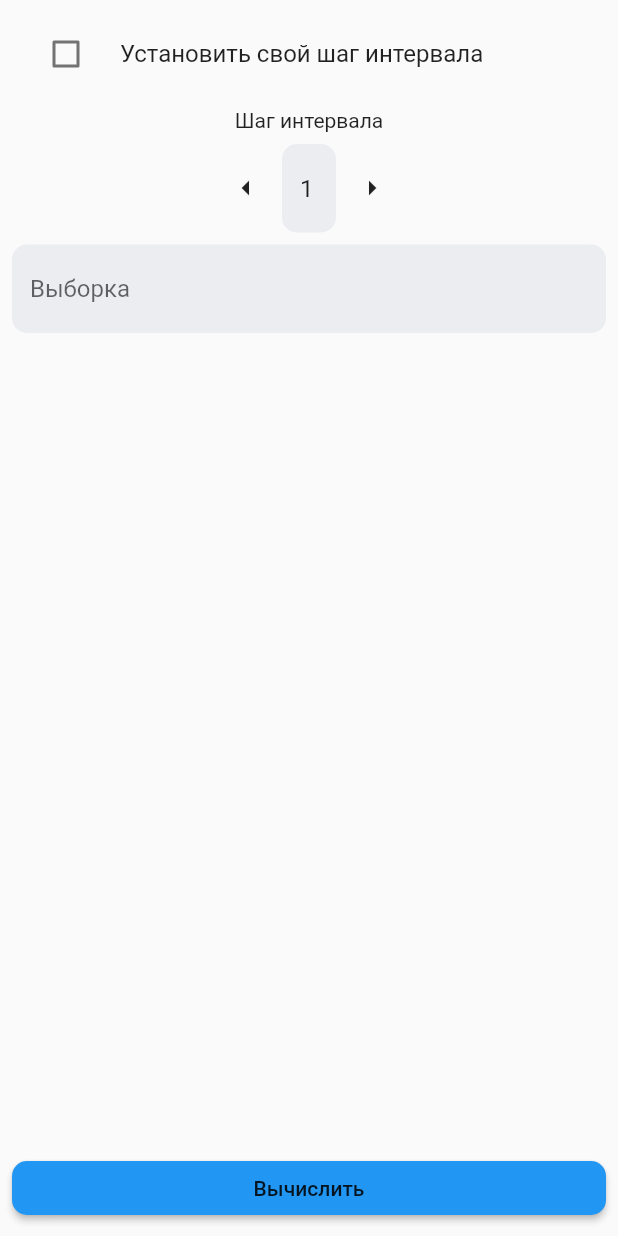
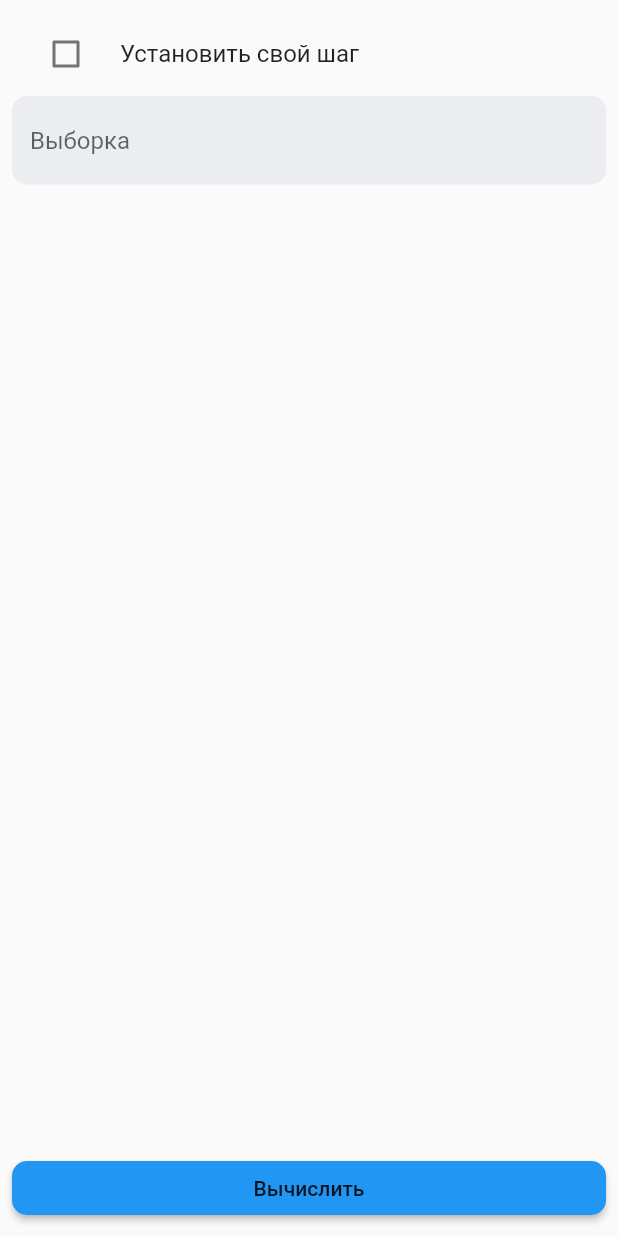
Before and after one commit to ShiryaevNikolay/math_statistics, a Flutter app: the screen it shows after launch, on a phone screen of 412 x 824 dp. Run offline on Flutter 3.47's test engine with Material 2 defaults, Android fonts, the phone set to English and light mode, and no system bars; our stand-ins replace bloc, flutter_bloc.

Commit message:
Реализует BloC для показа/скрытия поля для ввода шага интервала

```diff
--- a/lib/components/counter.dart
+++ b/lib/components/counter.dart
@@ -49,7 +49,7 @@ class _CounterState extends State<Counter> {
 
     _controller = TextEditingController()
       ..addListener(() {
-        widget.counter = _controller?.text as num;
+        widget.counter = int.parse(_controller?.text ?? "0");
       });
   }
 
--- /dev/null
+++ b/lib/components/parameter.dart
@@ -0,0 +1,26 @@
+import 'package:flutter/widgets.dart';
+import 'package:flutter_bloc/flutter_bloc.dart';
+import 'package:math_statistics/components/counter.dart';
+import 'package:math_statistics/widgets/check_box_widget/bloc_checkbox.dart';
+import 'package:math_statistics/widgets/check_box_widget/check_box.dart';
+import 'package:math_statistics/widgets/check_box_widget/checkbox_state.dart';
+
+class Parameter extends StatelessWidget {
+
+  bool isCustomStep = false;
+
+  @override
+  Widget build(BuildContext context) => BlocBuilder<CheckboxBloc, CheckboxState>(
+      builder: (context, state) {
+
+        isCustomStep = (state as CheckboxValueState).isChecked;
+
+        return Column(
+          children: [
+            CheckboxText(title: "Установить свой шаг",),
+            if (state.isChecked) Counter(title: "Шаг интервала",)..minCounterValue = 1,
+          ],
+        );
+      }
+  );
+}
--- a/lib/screens/descriptive_statistics_screen.dart
+++ b/lib/screens/descriptive_statistics_screen.dart
@@ -1,23 +1,25 @@
 import 'package:flutter/material.dart';
 import 'package:flutter/widgets.dart';
+import 'package:flutter_bloc/flutter_bloc.dart';
 import 'package:math_statistics/components/counter.dart';
+import 'package:math_statistics/components/parameter.dart';
+import 'package:math_statistics/widgets/check_box_widget/bloc_checkbox.dart';
+import 'package:math_statistics/widgets/check_box_widget/check_box.dart';
 import 'package:math_statistics/widgets/input_field.dart';
 
 class DescriptiveStatisticsScreen extends StatelessWidget {
 
-  final Counter counter = Counter(title: "Шаг интервала",)..minCounterValue = 1;
+  final Parameter customStep = Parameter();
 
   @override
-  Widget build(BuildContext context) => Column(
+  Widget build(BuildContext context) => MultiBlocProvider(
+    providers: [
+      BlocProvider<CheckboxBloc>(create: (_) => CheckboxBloc())
+    ],
+    child: Column(
       crossAxisAlignment: CrossAxisAlignment.stretch,
       children: [
-      CheckboxListTile(
-        title: Text("Установить свой шаг интервала"),
-        controlAffinity: ListTileControlAffinity.leading,
-        value: false,
-        onChanged: (value) {}
-      ),
-      counter,
+        customStep,
         Expanded(
           child: SingleChildScrollView(
             child: InputField(
@@ -34,5 +36,47 @@ class DescriptiveStatisticsScreen extends StatelessWidget {
             onPressed: () {}
         )
       ],
+    ),
   );
 }
+
+// class _DescriptiveStatisticsScreenState extends State<DescriptiveStatisticsScreen> {
+//   late Counter counter;
+//
+//   late CheckboxText checkboxText;
+//
+//   @override
+//   void initState() {
+//     super.initState();
+//
+//     counter = Counter(title: "Шаг интервала",)..minCounterValue = 1;
+//
+//     checkboxText = CheckboxText(title: "Установить свой шаг", callback: (bool value) { setState(() {
+//       widget.customStep = value; });
+//     },);
+//   }
+//
+//   @override
+//   Widget build(BuildContext context) => Column(
+//     crossAxisAlignment: CrossAxisAlignment.stretch,
+//     children: [
+//       checkboxText,
+//       if (widget.customStep) counter,
+//       Expanded(
+//         child: SingleChildScrollView(
+//           child: InputField(
+//             hintText: "Выборка",
+//             textInputType: TextInputType.number,
+//           ),
+//         ),
+//       ),
+//       MaterialButton(
+//           child: Text("Вычислить"),
+//           minWidth: double.infinity,
+//           shape: RoundedRectangleBorder(borderRadius: BorderRadius.circular(10)),
+//           color: Theme.of(context).accentColor,
+//           onPressed: () {}
+//       )
+//     ],
+//   );
+// }
--- /dev/null
+++ b/lib/widgets/check_box_widget/bloc_checkbox.dart
@@ -0,0 +1,15 @@
+import 'package:bloc/bloc.dart';
+import 'package:math_statistics/widgets/check_box_widget/checkbox_event.dart';
+import 'package:math_statistics/widgets/check_box_widget/checkbox_state.dart';
+
+class CheckboxBloc extends Bloc<CheckboxEvent, CheckboxState> {
+
+  CheckboxBloc() : super(CheckboxValueState.unchecked());
+
+  @override
+  Stream<CheckboxState> mapEventToState(CheckboxEvent event) async* {
+    if (event is CheckboxChangeValue) {
+      yield event.isChecked ? CheckboxValueState.checked() : CheckboxValueState.unchecked();
+    }
+  }
+}
--- /dev/null
+++ b/lib/widgets/check_box_widget/check_box.dart
@@ -0,0 +1,33 @@
+import 'package:flutter/material.dart';
+import 'package:flutter/widgets.dart';
+import 'package:flutter_bloc/flutter_bloc.dart';
+import 'package:math_statistics/widgets/check_box_widget/checkbox_event.dart';
+import 'package:math_statistics/widgets/check_box_widget/checkbox_state.dart';
+import 'bloc_checkbox.dart';
+
+class CheckboxText extends StatelessWidget {
+
+  CheckboxText({this.title});
+
+  final String? title;
+  late final CheckboxBloc _bloc;
+
+  @override
+  Widget build(BuildContext context) {
+
+    _bloc = BlocProvider.of<CheckboxBloc>(context);
+
+    return BlocBuilder<CheckboxBloc, CheckboxState>(
+      builder: (context, state) {
+        return CheckboxListTile(
+            title: title != null ? Text(title!) : null,
+            controlAffinity: ListTileControlAffinity.leading,
+            value: (state as CheckboxValueState).isChecked,
+            onChanged: (value) {
+              _bloc.add(CheckboxChangeValue.changeValueTo(!state.isChecked));
+            }
+        );
+      },
+    );
+  }
+}
--- /dev/null
+++ b/lib/widgets/check_box_widget/checkbox_event.dart
@@ -0,0 +1,9 @@
+abstract class CheckboxEvent {}
+
+class CheckboxChangeValue extends CheckboxEvent {
+  final bool isChecked;
+
+  CheckboxChangeValue({this.isChecked = false});
+
+  factory CheckboxChangeValue.changeValueTo(bool value) => CheckboxChangeValue(isChecked: value);
+}
--- /dev/null
+++ b/lib/widgets/check_box_widget/checkbox_state.dart
@@ -0,0 +1,11 @@
+abstract class CheckboxState {}
+
+class CheckboxValueState extends CheckboxState {
+  final bool isChecked;
+
+  CheckboxValueState({this.isChecked = false});
+
+  factory CheckboxValueState.checked() => CheckboxValueState(isChecked: true);
+
+  factory CheckboxValueState.unchecked() => CheckboxValueState(isChecked: false);
+}
--- a/pubspec.yaml
+++ b/pubspec.yaml
@@ -23,6 +23,7 @@ environment:
 dependencies:
   flutter:
     sdk: flutter
+  flutter_bloc:
 
 
   # The following adds the Cupertino Icons font to your application.
```
Also changed, not shown: pubspec.lock. Lines whose indentation alone changed are shown as unchanged.
